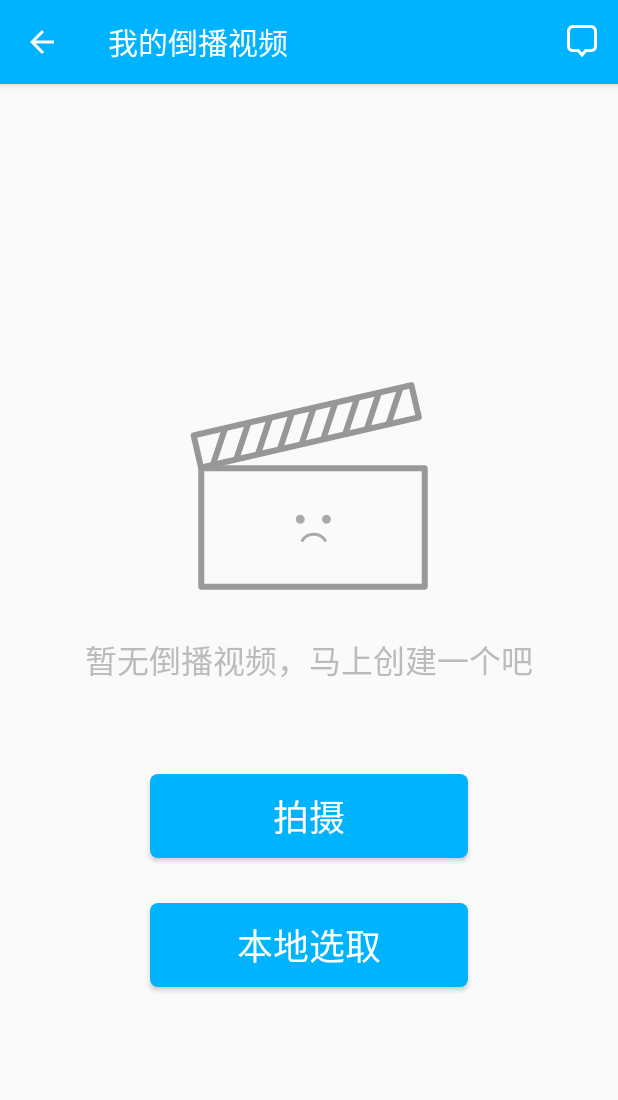
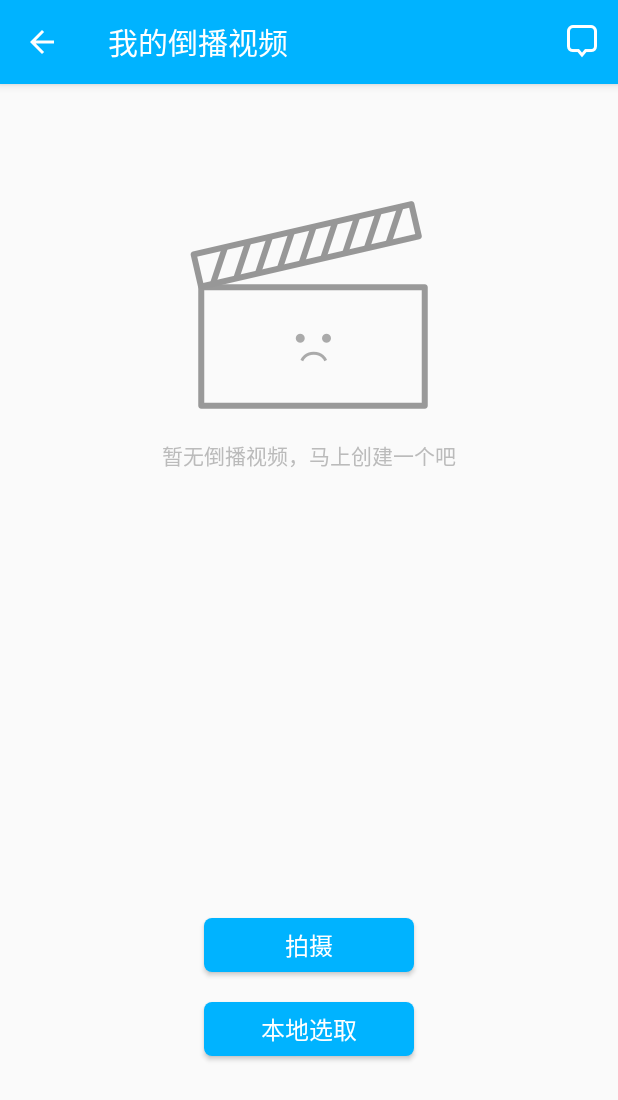
Before and after one commit to gaoxiong/vidverse, an Android app: the screen it shows after launch (MainActivity), on a phone screen of 412 x 824 dp. Shown: the top 1100 px of the screen. Run offline under Robolectric (Android 15) with nearby library versions, the phone set to English and light mode, and no system bars; 2 statements that could not run were skipped.

Commit message:
Update UI

```diff
--- a/vidverse/src/main/java/com/zhangyu/vidverse/MyReversedVideosFragment.java
+++ b/vidverse/src/main/java/com/zhangyu/vidverse/MyReversedVideosFragment.java
@@ -62,7 +62,7 @@ public class MyReversedVideosFragment extends Fragment {
 
   private void initGridView() {
     List<Map<String, Object>> contents = initContentList();
-    if (contents.size() == 0) {
+    if (contents.size() == 0 || true) {
       relativeLayoutGridView.setVisibility(View.GONE);
       relativeLayoutEmptyVideos.setVisibility(View.VISIBLE);
       btnStartCamera = (Button)rootview.findViewById(R.id.btn_start_camera);
--- a/vidverse/src/main/res/layout/fragment_my_reversed_videos.xml
+++ b/vidverse/src/main/res/layout/fragment_my_reversed_videos.xml
@@ -26,13 +26,13 @@
 
         <ImageView
                 android:id="@+id/btn_choose_reverse"
-                android:layout_width="56dp"
-                android:layout_height="56dp"
+                android:layout_width="45dp"
+                android:layout_height="45dp"
                 android:src="@drawable/btn_float_reverse"
                 android:layout_alignParentBottom="true"
                 android:layout_alignParentRight="true"
-                android:layout_marginRight="10dp"
-                android:layout_marginBottom="10dp"/>
+                android:layout_marginRight="30dp"
+                android:layout_marginBottom="30dp"/>
 
         <RelativeLayout
             android:id="@+id/relativelayout_hide_menu"
@@ -40,6 +40,7 @@
             android:layout_height="wrap_content"
             android:visibility="gone"
             android:layout_above="@id/btn_choose_reverse"
+            android:layout_marginBottom="6dp"
             android:layout_alignRight="@id/btn_choose_reverse"
             android:layout_centerVertical="true"
             android:background="@drawable/img_hide_menu_bg">
@@ -57,10 +58,11 @@
                     android:layout_height="wrap_content"/>
                 <TextView
                     android:layout_toRightOf="@id/img_hide_menu_rec"
-                    android:layout_marginLeft="10dp"
+                    android:layout_marginLeft="12dp"
                     android:textColor="@color/btn_text_color"
                     android:layout_width="wrap_content"
                     android:layout_height="wrap_content"
+                    android:textSize="14dp"
                     android:text="@string/choose_camera"/>
             </RelativeLayout>
 
@@ -78,7 +80,8 @@
                     android:layout_height="wrap_content"/>
                 <TextView
                     android:layout_toRightOf="@id/img_hide_menu_local"
-                    android:layout_marginLeft="10dp"
+                    android:layout_marginLeft="12dp"
+                    android:textSize="14dp"
                     android:textColor="@color/btn_text_color"
                     android:layout_width="wrap_content"
                     android:layout_height="wrap_content"
@@ -92,42 +95,44 @@
         android:layout_height="match_parent"
         android:id="@+id/empty_videos_parent"
         >
+        <ImageView
+            android:id="@+id/imgview_no_videos"
+            android:layout_width="wrap_content"
+            android:layout_height="wrap_content"
+            android:layout_centerHorizontal="true"
+            android:layout_marginTop="78dp"
+            android:src="@drawable/no_reversed_videos"/>
         <TextView
             android:layout_width="wrap_content"
             android:layout_height="wrap_content"
             android:layout_centerInParent="true"
-            android:textSize="21dp"
+            android:layout_marginTop="20dp"
+            android:layout_below="@id/imgview_no_videos"
+            android:textSize="14dp"
             android:textColor="#bbbbbb"
             android:id="@+id/textview_no_videos"
             android:text="@string/no_reversed_videos"/>
-        <ImageView
-            android:layout_width="wrap_content"
-            android:layout_height="wrap_content"
-            android:layout_centerHorizontal="true"
-            android:layout_marginBottom="30dp"
-            android:src="@drawable/no_reversed_videos"
-            android:layout_above="@id/textview_no_videos"/>
         <Button
             android:layout_width="@dimen/btn_width_large"
             android:layout_height="@dimen/btn_height_large"
-            android:layout_centerInParent="true"
-            android:layout_marginTop="60dp"
+            android:layout_centerHorizontal="true"
+            android:textColor="@color/btn_text_color"
+            android:textSize="@dimen/btn_text_size_large"
+            android:layout_marginBottom="120dp"
+            android:layout_alignParentBottom="true"
+            android:text="@string/choose_local"
+            android:id="@+id/btn_choose_local"
+            android:background="@drawable/button_style"/>
+        <Button
+            android:layout_above="@id/btn_choose_local"
+            android:layout_width="@dimen/btn_width_large"
+            android:layout_height="@dimen/btn_height_large"
+            android:layout_centerHorizontal="true"
+            android:layout_marginBottom="20dp"
             android:textColor="@color/btn_text_color"
             android:textSize="@dimen/btn_text_size_large"
             android:text="@string/choose_camera"
-            android:layout_below="@id/textview_no_videos"
             android:id="@+id/btn_start_camera"
-            android:background="@drawable/button_style"/>
-        <Button
-            android:layout_width="@dimen/btn_width_large"
-            android:layout_height="@dimen/btn_height_large"
-            android:layout_centerInParent="true"
-            android:textColor="@color/btn_text_color"
-            android:textSize="@dimen/btn_text_size_large"
-            android:layout_marginTop="30dp"
-            android:text="@string/choose_local"
-            android:layout_below="@id/btn_start_camera"
-            android:id="@+id/btn_choose_local"
             android:background="@drawable/button_style"/>
     </RelativeLayout>
 </RelativeLayout>
--- a/vidverse/src/main/res/values/dimens.xml
+++ b/vidverse/src/main/res/values/dimens.xml
@@ -10,15 +10,15 @@
     <dimen name="imgbtn_parent_square_height">50dp</dimen>
     <dimen name="imgbtn_square_width">45dp</dimen>
     <dimen name="imgbtn_square_height">45dp</dimen>
-    <dimen name="imgview_center_img_margin">10dp</dimen>
-    <dimen name="btn_width_large">212dp</dimen>
-    <dimen name="btn_height_large">56dp</dimen>
-    <dimen name="bottom_bar_height">150dp</dimen>
-    <dimen name="top_bar_height">84dp</dimen>
-    <dimen name="btn_text_size_large">24dp</dimen>
-    <dimen name="title_image_left_margin">30dp</dimen>
-    <dimen name="title_image_text_margin">48dp</dimen>
-    <dimen name="title_text_size">28dp</dimen>
+    <dimen name="imgview_center_img_margin">5dp</dimen>
+    <dimen name="btn_width_large">140dp</dimen>
+    <dimen name="btn_height_large">36dp</dimen>
+    <dimen name="bottom_bar_height">100dp</dimen>
+    <dimen name="top_bar_height">56dp</dimen>
+    <dimen name="btn_text_size_large">16dp</dimen>
+    <dimen name="title_image_left_margin">20dp</dimen>
+    <dimen name="title_image_text_margin">36dp</dimen>
+    <dimen name="title_text_size">19dp</dimen>
     <dimen name="imgbtn_border">5dp</dimen>
     <dimen name="gridview_item_spacing">20dp</dimen>
     <dimen name="gridview_item_margin">20dp</dimen>
@@ -27,7 +27,9 @@
     <dimen name="thumbnail_bottom_bar_height">30dp</dimen>
     <dimen name="thumbnail_bottom_bar_share_width">20dp</dimen>
     <dimen name="thumbnail_bottom_bar_share_height">20dp</dimen>
-    <dimen name="progress_bar_height">8dp</dimen>
-    <dimen name="progress_bar_margin">30dp</dimen>
-    <dimen name="float_hide_button">120dp</dimen>
+    <dimen name="progress_bar_height">6dp</dimen>
+    <dimen name="progress_bar_margin">15dp</dimen>
+    <dimen name="progress_bar_width">300dp</dimen>
+    <dimen name="float_hide_button">100dp</dimen>
+    <dimen name="reverse_finish_anim_margin_top">196dp</dimen>
 </resources>
```
Also changed, not shown: vidverse/src/main/res/layout/activity_do_reverse.xml (+3 -4 lines).
